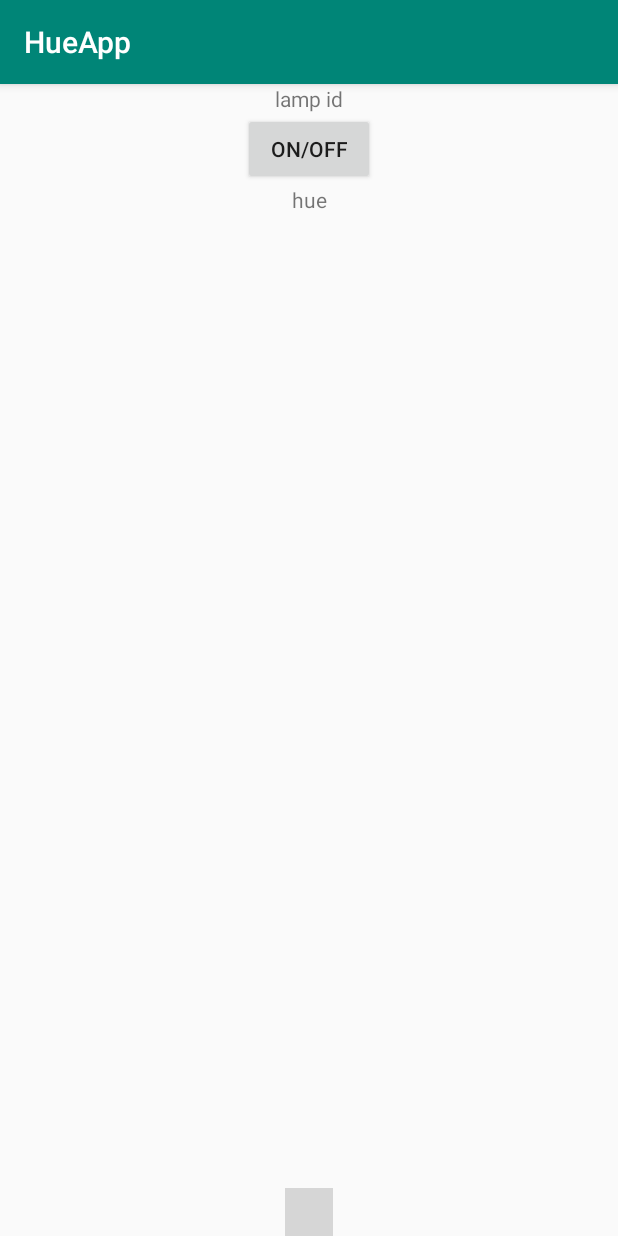
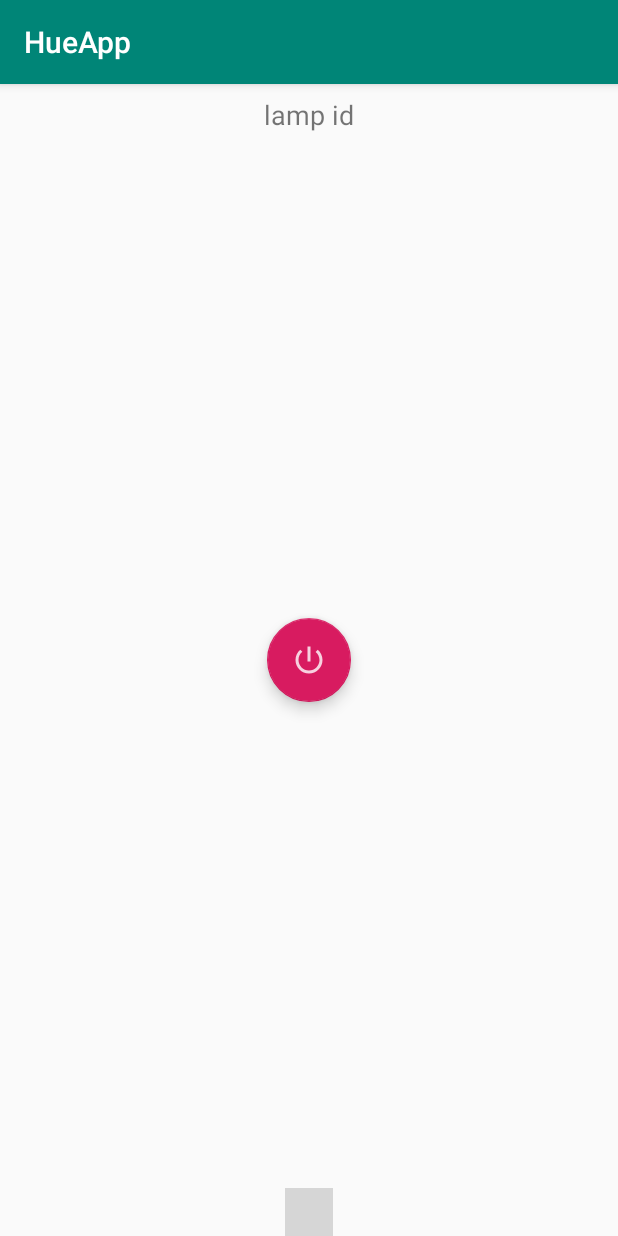
Before and after one commit to LucasDotEXE/HueApp, an Android app: the DetailActivity screen opened directly, with no data from a screen before it, on a phone screen of 412 x 824 dp. Run offline under Robolectric (Android 15) with nearby library versions, the phone set to English and light mode, and no system bars; our stand-ins replace Volley; libraries missing offline, so code that uses them is left out: com.madrapps.pikolo; plain views replace HSLColorPicker; network calls fail; 3 statements that could not run were skipped; grey boxes are pictures that could not be loaded.

Commit message:
On off button

```diff
--- a/app/src/main/java/com/example/hueapp/HueLampInfoFragment.java
+++ b/app/src/main/java/com/example/hueapp/HueLampInfoFragment.java
@@ -1,6 +1,8 @@
 package com.example.hueapp;
 
 import android.content.Context;
+import android.content.Intent;
+import android.content.res.ColorStateList;
 import android.net.Uri;
 import android.os.Bundle;
 
@@ -17,6 +19,8 @@ import android.widget.Toast;
 
 import com.example.hueapp.Model.CentralVariables;
 import com.example.hueapp.Model.HueLamp;
+import com.example.hueapp.View.APIConnectionSettings;
+import com.google.android.material.floatingactionbutton.FloatingActionButton;
 
 
 /**
@@ -32,8 +36,9 @@ public class HueLampInfoFragment extends Fragment {
     private OnFragmentInteractionListener mListener;
     private HueLamp hueLamp;
     private TextView lampID;
-    private Button buttononoff;
-    private TextView lampHue;
+    //private Button buttononoff;
+    //private TextView lampHue;
+    private FloatingActionButton floatingActionButtonOnOff;
 
     public HueLampInfoFragment() {
         // Required empty public constructor
@@ -71,15 +76,28 @@ public class HueLampInfoFragment extends Fragment {
 
         View view = inflater.inflate(R.layout.fragment_hue_lamp_info, container, false);
         lampID = view.findViewById(R.id.lamp_id);
-        buttononoff = view.findViewById(R.id.button_on_off);
-        lampHue = view.findViewById(R.id.lamp_hue);
+        //buttononoff = view.findViewById(R.id.button_on_off);
+        //lampHue = view.findViewById(R.id.lamp_hue);
+        floatingActionButtonOnOff = view.findViewById(R.id.onoffbutton);
+        floatingActionButtonOnOff.setOnClickListener(new View.OnClickListener() {
+            @Override
+            public void onClick(View v) {
+                hueLamp.setOn(!hueLamp.isOn());
+                mListener.OnOnOff();
+                if (hueLamp.isOn())
+                    floatingActionButtonOnOff.setBackgroundTintList(ColorStateList.valueOf(getResources().getColor(R.color.colorAccent)));
+                else
+                    floatingActionButtonOnOff.setBackgroundTintList(ColorStateList.valueOf(getResources().getColor(R.color.colorLampOff)));
+
+            }
+        });
 
         if(this.hueLamp != null) {
-            lampID.setText(String.valueOf(hueLamp.getId()));
+            lampID.setText(String.valueOf("Lamp " + hueLamp.getId()));
             //lampID.setText("test2");
             //buttononoff.setText(hueLamp.isOn());
             Log.d("Hue", String.valueOf(hueLamp.getBrightness()));
-            lampHue.setText(String.valueOf(hueLamp.getHue()));
+            //lampHue.setText(String.valueOf(hueLamp.getHue()));
         }
         return view;
     }
@@ -120,6 +138,6 @@ public class HueLampInfoFragment extends Fragment {
      */
     public interface OnFragmentInteractionListener {
         // TODO: Update argument type and name
-        void onFragmentInteraction(Uri uri);
+        void OnOnOff();
     }
 }
--- a/app/src/main/java/com/example/hueapp/View/APIConnectionSettings.java
+++ b/app/src/main/java/com/example/hueapp/View/APIConnectionSettings.java
@@ -61,6 +61,7 @@ public class APIConnectionSettings extends AppCompatActivity implements TokenLis
         networks.add(new HueNetwork("145.49.15.52"));
         networks.add(new HueNetwork("192.168.1.179", "zzzMr8hp0ikDLnj-giTMF7z6Q6fai38lYGOpkEJE"));
         networks.add(new HueNetwork("192.168.1.191"));
+        networks.add(new HueNetwork("10.0.2.2", "e0bc5ab0100aa15b9e58af4254ccf80"));
         //==========================================================
 
         ArrayAdapter<HueNetwork> adapter = new ArrayAdapter<HueNetwork>(this,
--- a/app/src/main/java/com/example/hueapp/View/DetailActivity.java
+++ b/app/src/main/java/com/example/hueapp/View/DetailActivity.java
@@ -58,24 +58,27 @@ public class DetailActivity extends AppCompatActivity implements HueLampInfoFrag
         }
     }
 
-    @Override
-    public void onFragmentInteraction(Uri uri) {
 
-    }
 
     @Override
     public void onColorSelect(int color) {
-        Log.d("Hue", "onColorSelect called " + color);
+        //Log.d("Hue", "onColorSelect called " + color);
         float[] values = new float[3];
 /*
         color = color & 0xffffffff; //prefix opacity to 100%
         Color.colorToHSV(color, values);*/
         Color.RGBToHSV((color >> 16) & 0xff, (color >> 8) & 0xff, (color) & 0xff, values);
-        Log.d("Hue", "Translated: "+  (values[0]) + ", " + (values[1]) + ", " + (values[2]));
+        //Log.d("Hue", "Translated: "+  (values[0]) + ", " + (values[1]) + ", " + (values[2]));
         lamp.setHue((int)(values[0]* ((float)65536/360)));
         lamp.setBrightness((int)(values[1] * (float)256));
         lamp.setSaturation((int)(values[2] * (float)256));
-        HueNetwork network = CentralVariables.getInstance().getNetwork();
-        apiManager.sendUpdateToHue(network, lamp.getId(), lamp);
+        apiManager.sendUpdateToHue(CentralVariables.getInstance().getNetwork(), lamp.getId(), lamp);
+    }
+
+    @Override
+    public void OnOnOff() {
+        //Log.d("Hue", "lamp is: " + lamp.isOn());
+        //lamp.setOn(!lamp.isOn());
+        apiManager.sendUpdateToHue(CentralVariables.getInstance().getNetwork(), lamp.getId(), lamp);
     }
 }
--- /dev/null
+++ b/app/src/main/res/drawable-anydpi/ic_power.xml
@@ -0,0 +1,11 @@
+<vector xmlns:android="http://schemas.android.com/apk/res/android"
+    android:width="24dp"
+    android:height="24dp"
+    android:viewportWidth="24"
+    android:viewportHeight="24"
+    android:tint="#FFFFFF"
+    android:alpha="0.8">
+    <path
+        android:fillColor="#FF000000"
+        android:pathData="M13,3h-2v10h2L13,3zM17.83,5.17l-1.42,1.42C17.99,7.86 19,9.81 19,12c0,3.87 -3.13,7 -7,7s-7,-3.13 -7,-7c0,-2.19 1.01,-4.14 2.58,-5.42L6.17,5.17C4.23,6.82 3,9.26 3,12c0,4.97 4.03,9 9,9s9,-4.03 9,-9c0,-2.74 -1.23,-5.18 -3.17,-6.83z"/>
+</vector>
--- a/app/src/main/res/layout/fragment_hue_lamp_info.xml
+++ b/app/src/main/res/layout/fragment_hue_lamp_info.xml
@@ -13,30 +13,23 @@
             android:id="@+id/lamp_id"
             android:layout_width="wrap_content"
             android:layout_height="wrap_content"
+            android:layout_marginTop="8dp"
             android:text="lamp id"
-            app:layout_constraintBottom_toTopOf="@+id/button_on_off"
+            android:textSize="18sp"
             app:layout_constraintEnd_toEndOf="parent"
             app:layout_constraintStart_toStartOf="parent"
             app:layout_constraintTop_toTopOf="parent" />
 
-        <Button
-            android:id="@+id/button_on_off"
+        <com.google.android.material.floatingactionbutton.FloatingActionButton
+            android:id="@+id/onoffbutton"
             android:layout_width="wrap_content"
             android:layout_height="wrap_content"
-            android:text="On/Off"
-            app:layout_constraintBottom_toTopOf="@+id/lamp_hue"
-            app:layout_constraintEnd_toEndOf="@+id/lamp_id"
-            app:layout_constraintStart_toStartOf="@+id/lamp_id"
-            app:layout_constraintTop_toBottomOf="@+id/lamp_id" />
+            android:clickable="true"
+            android:src="@drawable/ic_power"
+            app:layout_constraintBottom_toBottomOf="parent"
+            app:layout_constraintEnd_toEndOf="parent"
+            app:layout_constraintStart_toStartOf="parent"
+            app:layout_constraintTop_toTopOf="parent" />
 
-        <TextView
-            android:id="@+id/lamp_hue"
-            android:layout_width="wrap_content"
-            android:layout_height="wrap_content"
-            android:text="hue"
-            app:layout_constraintBottom_toTopOf="@+id/lamp_id"
-            app:layout_constraintEnd_toEndOf="@+id/button_on_off"
-            app:layout_constraintStart_toStartOf="@+id/button_on_off"
-            app:layout_constraintTop_toBottomOf="@+id/button_on_off" />
     </androidx.constraintlayout.widget.ConstraintLayout>
 </FrameLayout>
--- a/app/src/main/res/values/colors.xml
+++ b/app/src/main/res/values/colors.xml
@@ -3,4 +3,6 @@
     <color name="colorPrimary">#008577</color>
     <color name="colorPrimaryDark">#00574B</color>
     <color name="colorAccent">#D81B60</color>
+    <color name="colorLampOff">#000000</color>
+
 </resources>
```
Also changed, not shown: app/src/main/res/drawable-hdpi/ic_power.png (added), app/src/main/res/drawable-mdpi/ic_power.png (added), app/src/main/res/drawable-xhdpi/ic_power.png (added), app/src/main/res/drawable-xxhdpi/ic_power.png (added).
